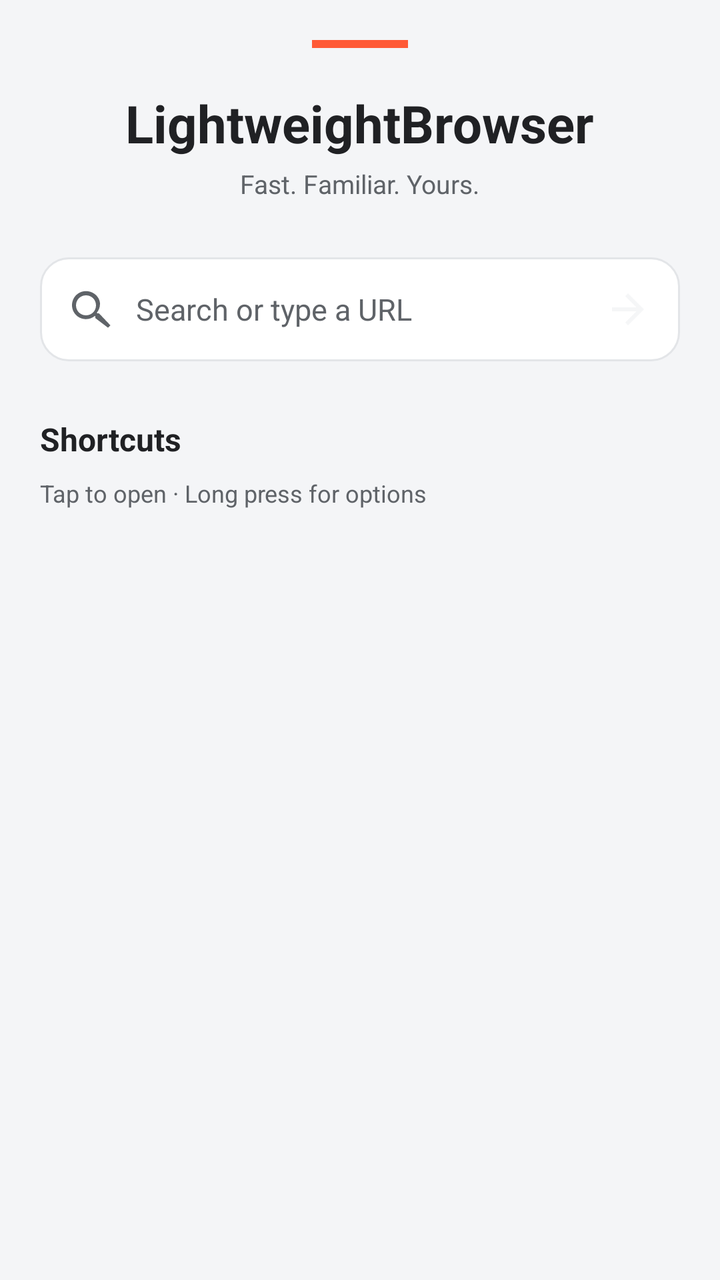
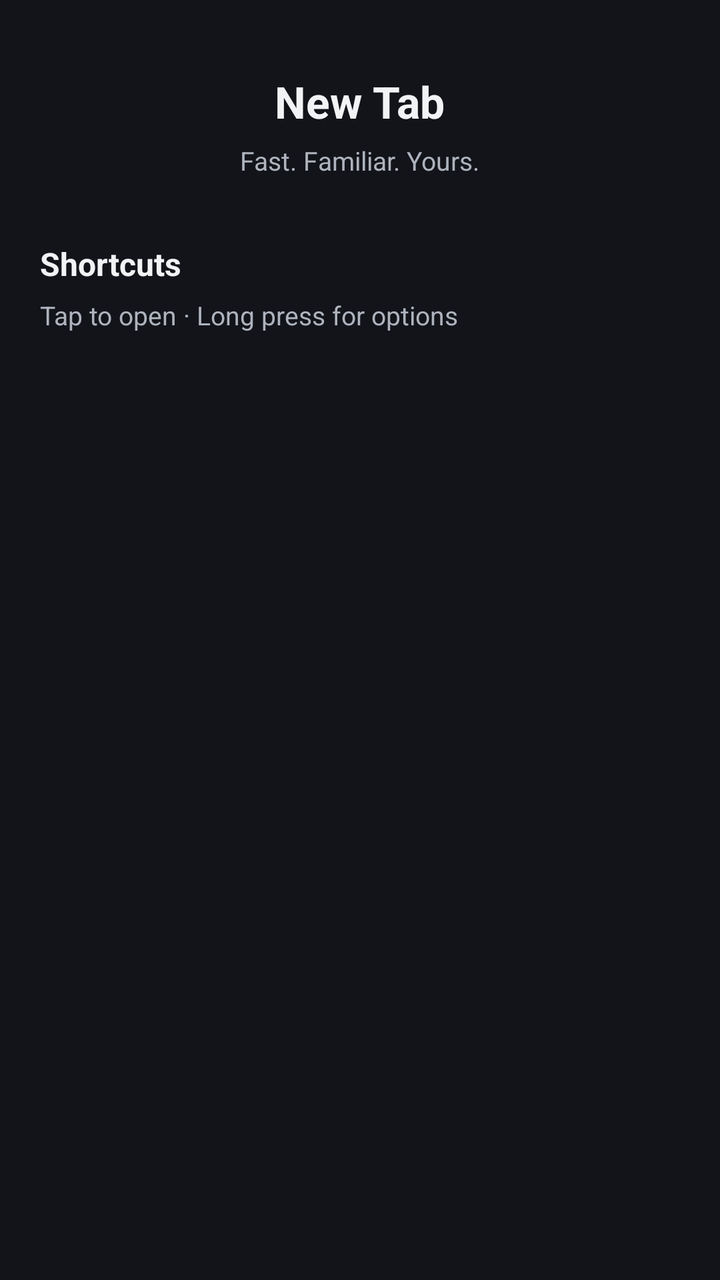

An Android layout rendered at two revisions. The XML below is the earlier revision; the diff shows what the commit changed to produce the second picture.
<!-- AndroidManifest.xml: application theme Theme.LightweightBrowser -->
<!-- res/layout/speed_dial_view.xml -->
<?xml version="1.0" encoding="utf-8"?>
<ScrollView xmlns:android="http://schemas.android.com/apk/res/android"
    android:layout_width="match_parent"
    android:layout_height="match_parent"
    android:background="@color/surface_alt">

    <LinearLayout
        android:layout_width="match_parent"
        android:layout_height="wrap_content"
        android:orientation="vertical"
        android:gravity="center_horizontal"
        android:padding="@dimen/page_padding">

        <View
            android:layout_width="48dp"
            android:layout_height="4dp"
            android:background="@color/brand_accent" />

        <TextView
            android:layout_width="wrap_content"
            android:layout_height="wrap_content"
            android:layout_marginTop="20dp"
            android:text="LightweightBrowser"
            android:textColor="@color/text_primary"
            android:textSize="26sp"
            android:textStyle="bold" />

        <TextView
            android:layout_width="wrap_content"
            android:layout_height="wrap_content"
            android:layout_marginTop="4dp"
            android:layout_marginBottom="28dp"
            android:text="Fast. Familiar. Yours."
            android:textColor="@color/text_secondary"
            android:textSize="13sp" />

        <TextView
            android:id="@+id/startSearchBox"
            android:layout_width="match_parent"
            android:layout_height="52dp"
            android:layout_marginBottom="28dp"
            android:background="@drawable/url_field_background"
            android:clickable="true"
            android:contentDescription="Search or type a URL"
            android:drawableStart="@drawable/ic_search"
            android:drawableEnd="@drawable/ic_arrow_forward"
            android:drawablePadding="10dp"
            android:focusable="true"
            android:gravity="center_vertical"
            android:paddingStart="14dp"
            android:paddingEnd="14dp"
            android:text="Search or type a URL"
            android:textColor="@color/text_secondary"
            android:textSize="15sp" />

        <TextView
            android:layout_width="match_parent"
            android:layout_height="wrap_content"
            android:layout_marginBottom="8dp"
            android:text="Shortcuts"
            android:textColor="@color/text_primary"
            android:textSize="16sp"
            android:textStyle="bold" />

        <TextView
            android:layout_width="match_parent"
            android:layout_height="wrap_content"
            android:layout_marginBottom="12dp"
            android:text="Tap to open · Long press for options"
            android:textColor="@color/text_secondary"
            android:textSize="12sp" />

        <GridLayout
            android:id="@+id/shortcutGrid"
            android:layout_width="match_parent"
            android:layout_height="wrap_content"
            android:alignmentMode="alignBounds"
            android:columnCount="4" />
    </LinearLayout>
</ScrollView>
<!-- resources referenced by this layout -->
<resources>
  <color name="brand_accent">#FFFF5A36</color>
  <color name="surface_alt">#FFF4F5F7</color>
  <color name="text_primary">#FF202124</color>
  <color name="text_secondary">#FF5F6368</color>
  <dimen name="page_padding">20dp</dimen>
  <!-- drawable ic_arrow_forward (drawable) -->
  <vector xmlns:android="http://schemas.android.com/apk/res/android"
      android:width="24dp"
      android:height="24dp"
      android:viewportWidth="24"
      android:viewportHeight="24">
      <path
          android:fillColor="@color/icon_on_dark"
          android:pathData="M12,4l-1.4,1.4L16.2,11H4v2h12.2l-5.6,5.6L12,20l8,-8z" />
  </vector>
  <!-- drawable ic_search (drawable) -->
  <vector xmlns:android="http://schemas.android.com/apk/res/android"
      android:width="24dp"
      android:height="24dp"
      android:viewportWidth="24"
      android:viewportHeight="24">
      <path
          android:fillColor="@color/text_secondary"
          android:pathData="M15.5,14h-0.8l-0.3,-0.3c1,-1.2 1.6,-2.7 1.6,-4.4C16,6 12.9,2.9 9,2.9S2,6 2,9.9s3.1,7 7,7c1.7,0 3.2,-0.6 4.4,-1.6l0.3,0.3v0.8L20,21.2 21.2,20 15.5,14zM9,15c-2.8,0 -5,-2.2 -5,-5s2.2,-5 5,-5 5,2.2 5,5 -2.2,5 -5,5z" />
  </vector>
  <!-- drawable url_field_background (drawable) -->
  <?xml version="1.0" encoding="utf-8"?>
  <shape xmlns:android="http://schemas.android.com/apk/res/android"
      android:shape="rectangle">
      <solid android:color="@color/surface" />
      <corners android:radius="@dimen/corner_radius" />
      <stroke
          android:width="1dp"
          android:color="@color/divider" />
  </shape>
  <style name="Theme.LightweightBrowser" parent="Base.Theme.LightweightBrowser" />
  <color name="icon_on_dark">#FFF5F6F7</color>
  <color name="surface">#FFFFFFFF</color>
  <dimen name="corner_radius">14dp</dimen>
  <color name="divider">#FFE3E5E8</color>
  <style name="Base.Theme.LightweightBrowser" parent="@android:style/Theme.Material.Light.NoActionBar">
          <item name="android:windowBackground">@color/surface_alt</item>
          <item name="android:colorAccent">@color/brand_accent</item>
          <item name="android:statusBarColor">@color/brand_primary_dark</item>
          <item name="android:navigationBarColor">@color/brand_primary_dark</item>
          <item name="android:textColorPrimary">@color/text_primary</item>
          <item name="android:textColorSecondary">@color/text_secondary</item>
      </style>
  <color name="brand_primary_dark">#FF14161C</color>
</resources>

<!-- the commit's change to res/layout/speed_dial_view.xml (unified diff, before → after) -->
@@ -11,52 +11,28 @@
         android:gravity="center_horizontal"
         android:padding="@dimen/page_padding">
 
-        <View
-            android:layout_width="48dp"
-            android:layout_height="4dp"
-            android:background="@color/brand_accent" />
-
         <TextView
             android:layout_width="wrap_content"
             android:layout_height="wrap_content"
-            android:layout_marginTop="20dp"
-            android:text="LightweightBrowser"
+            android:layout_marginTop="16dp"
+            android:text="New Tab"
             android:textColor="@color/text_primary"
-            android:textSize="26sp"
+            android:textSize="22sp"
             android:textStyle="bold" />
 
         <TextView
             android:layout_width="wrap_content"
             android:layout_height="wrap_content"
-            android:layout_marginTop="4dp"
-            android:layout_marginBottom="28dp"
+            android:layout_marginTop="6dp"
+            android:layout_marginBottom="32dp"
             android:text="Fast. Familiar. Yours."
             android:textColor="@color/text_secondary"
             android:textSize="13sp" />
 
         <TextView
-            android:id="@+id/startSearchBox"
-            android:layout_width="match_parent"
-            android:layout_height="52dp"
-            android:layout_marginBottom="28dp"
-            android:background="@drawable/url_field_background"
-            android:clickable="true"
-            android:contentDescription="Search or type a URL"
-            android:drawableStart="@drawable/ic_search"
-            android:drawableEnd="@drawable/ic_arrow_forward"
-            android:drawablePadding="10dp"
-            android:focusable="true"
-            android:gravity="center_vertical"
-            android:paddingStart="14dp"
-            android:paddingEnd="14dp"
-            android:text="Search or type a URL"
-            android:textColor="@color/text_secondary"
-            android:textSize="15sp" />
-
-        <TextView
             android:layout_width="match_parent"
             android:layout_height="wrap_content"
-            android:layout_marginBottom="8dp"
+            android:layout_marginBottom="6dp"
             android:text="Shortcuts"
             android:textColor="@color/text_primary"
             android:textSize="16sp"
@@ -65,10 +41,10 @@
         <TextView
             android:layout_width="match_parent"
             android:layout_height="wrap_content"
-            android:layout_marginBottom="12dp"
+            android:layout_marginBottom="16dp"
             android:text="Tap to open · Long press for options"
             android:textColor="@color/text_secondary"
-            android:textSize="12sp" />
+            android:textSize="13sp" />
 
         <GridLayout
             android:id="@+id/shortcutGrid"
<!-- resource entries referenced after the edit -->
@@ -1,46 +1,12 @@
 <!-- resources referenced by this layout -->
 <resources>
-  <color name="brand_accent">#FFFF5A36</color>
-  <color name="surface_alt">#FFF4F5F7</color>
-  <color name="text_primary">#FF202124</color>
-  <color name="text_secondary">#FF5F6368</color>
+  <color name="brand_accent">#FFFF704B</color>
+  <color name="surface_alt">#FF12141A</color>
+  <color name="text_primary">#FFF2F3F5</color>
+  <color name="text_secondary">#FFAEB3BD</color>
   <dimen name="page_padding">20dp</dimen>
-  <!-- drawable ic_arrow_forward (drawable) -->
-  <vector xmlns:android="http://schemas.android.com/apk/res/android"
-      android:width="24dp"
-      android:height="24dp"
-      android:viewportWidth="24"
-      android:viewportHeight="24">
-      <path
-          android:fillColor="@color/icon_on_dark"
-          android:pathData="M12,4l-1.4,1.4L16.2,11H4v2h12.2l-5.6,5.6L12,20l8,-8z" />
-  </vector>
-  <!-- drawable ic_search (drawable) -->
-  <vector xmlns:android="http://schemas.android.com/apk/res/android"
-      android:width="24dp"
-      android:height="24dp"
-      android:viewportWidth="24"
-      android:viewportHeight="24">
-      <path
-          android:fillColor="@color/text_secondary"
-          android:pathData="M15.5,14h-0.8l-0.3,-0.3c1,-1.2 1.6,-2.7 1.6,-4.4C16,6 12.9,2.9 9,2.9S2,6 2,9.9s3.1,7 7,7c1.7,0 3.2,-0.6 4.4,-1.6l0.3,0.3v0.8L20,21.2 21.2,20 15.5,14zM9,15c-2.8,0 -5,-2.2 -5,-5s2.2,-5 5,-5 5,2.2 5,5 -2.2,5 -5,5z" />
-  </vector>
-  <!-- drawable url_field_background (drawable) -->
-  <?xml version="1.0" encoding="utf-8"?>
-  <shape xmlns:android="http://schemas.android.com/apk/res/android"
-      android:shape="rectangle">
-      <solid android:color="@color/surface" />
-      <corners android:radius="@dimen/corner_radius" />
-      <stroke
-          android:width="1dp"
-          android:color="@color/divider" />
-  </shape>
   <style name="Theme.LightweightBrowser" parent="Base.Theme.LightweightBrowser" />
-  <color name="icon_on_dark">#FFF5F6F7</color>
-  <color name="surface">#FFFFFFFF</color>
-  <dimen name="corner_radius">14dp</dimen>
-  <color name="divider">#FFE3E5E8</color>
-  <style name="Base.Theme.LightweightBrowser" parent="@android:style/Theme.Material.Light.NoActionBar">
+  <style name="Base.Theme.LightweightBrowser" parent="@android:style/Theme.Material.NoActionBar">
           <item name="android:windowBackground">@color/surface_alt</item>
           <item name="android:colorAccent">@color/brand_accent</item>
           <item name="android:statusBarColor">@color/brand_primary_dark</item>
@@ -48,6 +14,6 @@
           <item name="android:textColorPrimary">@color/text_primary</item>
           <item name="android:textColorSecondary">@color/text_secondary</item>
       </style>
-  <color name="brand_primary_dark">#FF14161C</color>
+  <color name="brand_primary_dark">#FF0B0D12</color>
 </resources>
 
